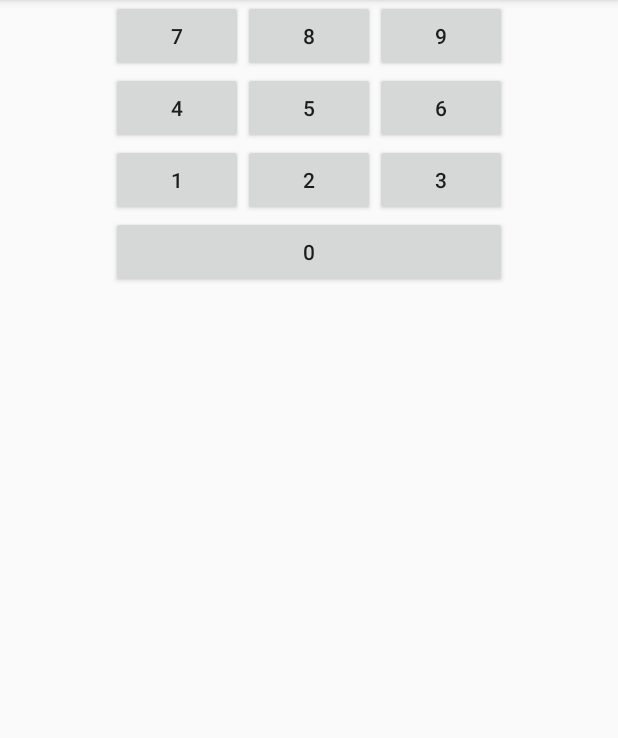
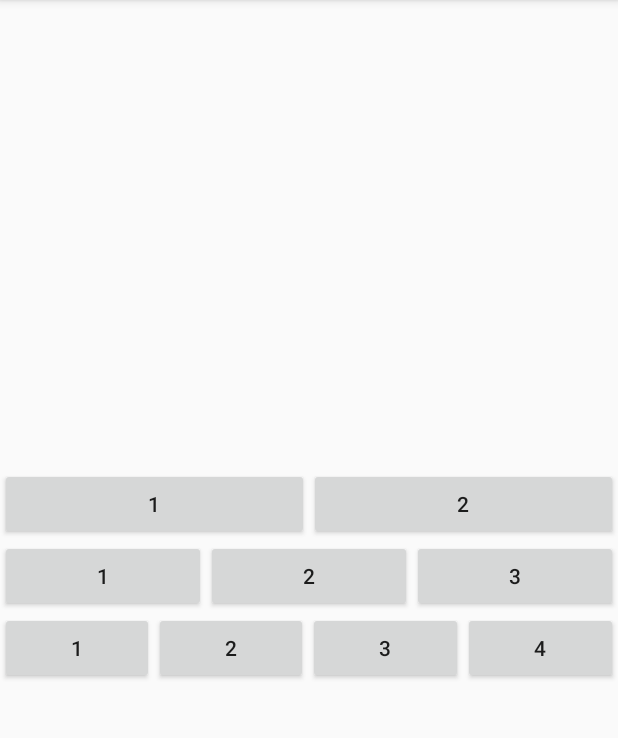
Before and after one commit to tkppro/AndroidApplication, an Android app: the screen it shows after launch (MainActivity), on a phone screen of 412 x 824 dp, the part 84-822 px from its top. Run offline under Robolectric (Android 15) with nearby library versions, the phone set to English and light mode, and no system bars.

Commit message:
Updated bai3 LayoutExercises

```diff
--- a/LayoutExercises/app/src/main/java/sourcecode/thangdang/layoutexercises/MainActivity.java
+++ b/LayoutExercises/app/src/main/java/sourcecode/thangdang/layoutexercises/MainActivity.java
@@ -8,6 +8,6 @@
     @Override
     protected void onCreate(Bundle savedInstanceState) {
         super.onCreate(savedInstanceState);
-        setContentView(R.layout.bai3_layout_4);
+        setContentView(R.layout.bai3_layout_2);
     }
 }
--- a/LayoutExercises/app/src/main/res/layout/bai3_layout_2.xml
+++ b/LayoutExercises/app/src/main/res/layout/bai3_layout_2.xml
@@ -9,7 +9,9 @@
         <LinearLayout
             android:id="@+id/linearLayout1"
             android:layout_width="match_parent"
-            android:layout_height="wrap_content">
+            android:layout_height="wrap_content"
+            android:layout_above="@id/linearLayout"
+            android:orientation="horizontal">
 
             <Button
                 android:id="@+id/btn_1"
@@ -30,7 +32,9 @@
             android:id="@+id/linearLayout"
             android:layout_width="match_parent"
             android:layout_height="wrap_content"
-            android:layout_below="@+id/linearLayout1">
+
+            android:layout_centerInParent="true"
+            android:orientation="horizontal">
 
             <Button
                 android:id="@id/btn_4"
```
